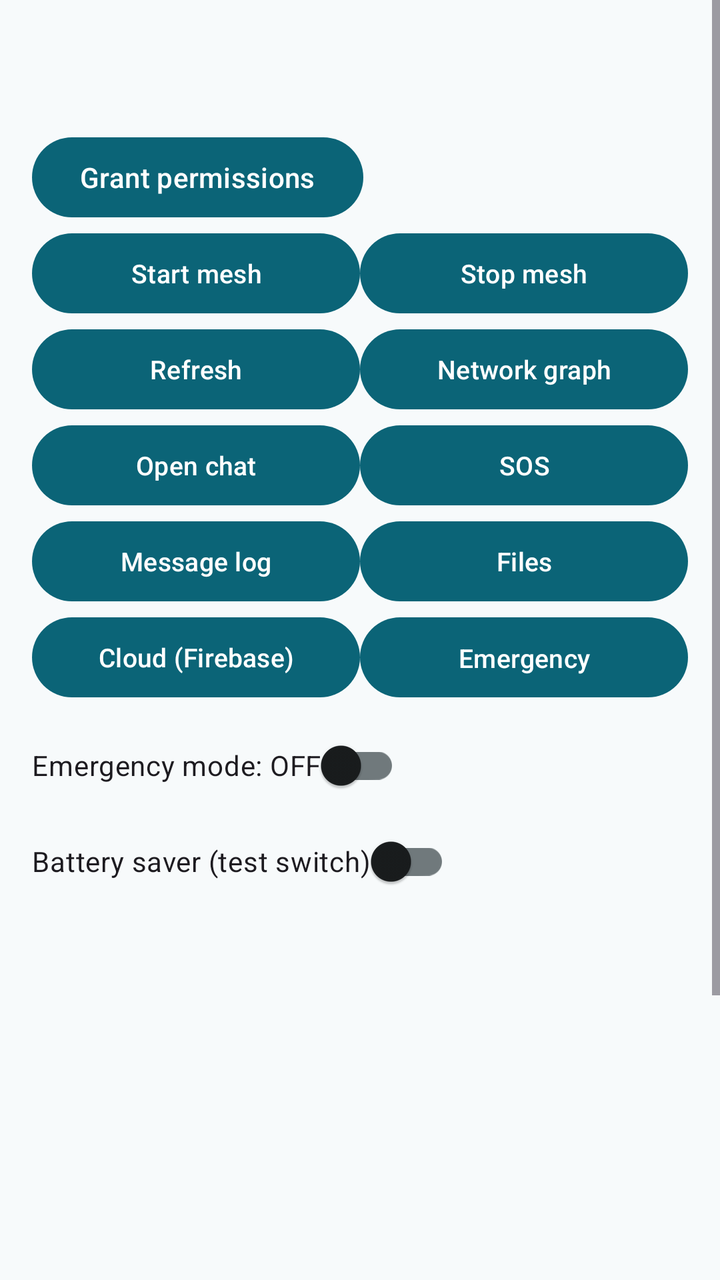
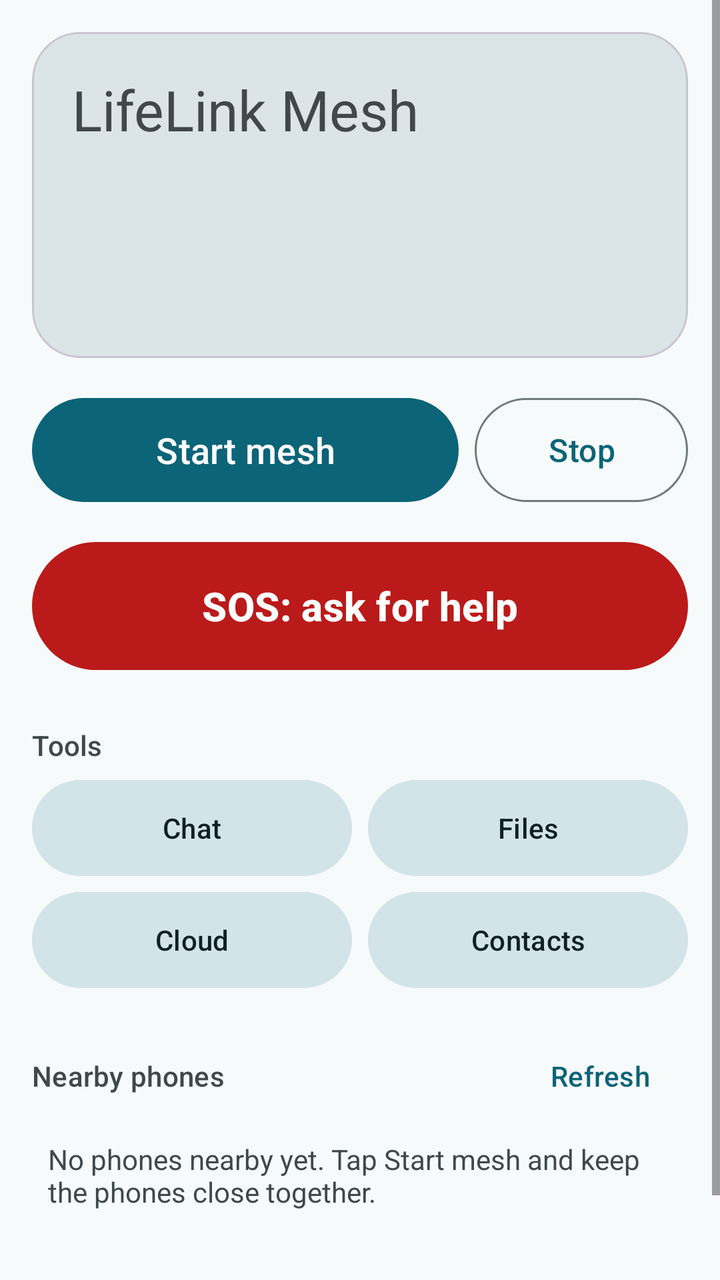

Two renders of the same Android screen: before a commit and after it. Below are the layout's source before the change and the commit's diff.
<!-- AndroidManifest.xml: application theme Theme.LifeLinkMesh -->
<!-- res/layout/activity_main.xml -->
<?xml version="1.0" encoding="utf-8"?>
<ScrollView xmlns:android="http://schemas.android.com/apk/res/android"
    android:layout_width="match_parent"
    android:layout_height="match_parent"
    android:fillViewport="true"
    android:fitsSystemWindows="true">

    <LinearLayout
        android:layout_width="match_parent"
        android:layout_height="wrap_content"
        android:orientation="vertical"
        android:padding="16dp">

        <TextView
            android:id="@+id/txtDevice"
            android:layout_width="wrap_content"
            android:layout_height="wrap_content"
            android:textSize="18sp" />

        <TextView
            android:id="@+id/txtStatus"
            android:layout_width="wrap_content"
            android:layout_height="wrap_content"
            android:layout_marginTop="8dp"
            android:textSize="12sp" />

        <Button
            android:id="@+id/btnGrant"
            android:layout_width="wrap_content"
            android:layout_height="wrap_content"
            android:text="Grant permissions" />

        
        <LinearLayout
            android:layout_width="match_parent"
            android:layout_height="wrap_content"
            android:baselineAligned="false"
            android:orientation="horizontal">

            <Button
                android:id="@+id/btnStart"
                android:layout_width="0dp"
                android:layout_height="wrap_content"
                android:layout_weight="1"
                android:maxLines="1"
                android:text="Start mesh"
                android:textAllCaps="false"
                android:textSize="13sp" />

            <Button
                android:id="@+id/btnStop"
                android:layout_width="0dp"
                android:layout_height="wrap_content"
                android:layout_weight="1"
                android:maxLines="1"
                android:text="Stop mesh"
                android:textAllCaps="false"
                android:textSize="13sp" />
        </LinearLayout>

        
        <LinearLayout
            android:layout_width="match_parent"
            android:layout_height="wrap_content"
            android:baselineAligned="false"
            android:orientation="horizontal">

            <Button
                android:id="@+id/btnRefresh"
                android:layout_width="0dp"
                android:layout_height="wrap_content"
                android:layout_weight="1"
                android:maxLines="1"
                android:text="Refresh"
                android:textAllCaps="false"
                android:textSize="13sp" />

            <Button
                android:id="@+id/btnGraph"
                android:layout_width="0dp"
                android:layout_height="wrap_content"
                android:layout_weight="1"
                android:maxLines="1"
                android:text="Network graph"
                android:textAllCaps="false"
                android:textSize="13sp" />
        </LinearLayout>

        
        <LinearLayout
            android:layout_width="match_parent"
            android:layout_height="wrap_content"
            android:baselineAligned="false"
            android:orientation="horizontal">

            <Button
                android:id="@+id/btnOpenChat"
                android:layout_width="0dp"
                android:layout_height="wrap_content"
                android:layout_weight="1"
                android:maxLines="1"
                android:text="Open chat"
                android:textAllCaps="false"
                android:textSize="13sp" />

            <Button
                android:id="@+id/btnSos"
                android:layout_width="0dp"
                android:layout_height="wrap_content"
                android:layout_weight="1"
                android:maxLines="1"
                android:text="SOS"
                android:textAllCaps="false"
                android:textSize="13sp" />
        </LinearLayout>

        
        <LinearLayout
            android:layout_width="match_parent"
            android:layout_height="wrap_content"
            android:baselineAligned="false"
            android:orientation="horizontal">

            <Button
                android:id="@+id/btnLog"
                android:layout_width="0dp"
                android:layout_height="wrap_content"
                android:layout_weight="1"
                android:maxLines="1"
                android:text="Message log"
                android:textAllCaps="false"
                android:textSize="13sp" />

            <Button
                android:id="@+id/btnFiles"
                android:layout_width="0dp"
                android:layout_height="wrap_content"
                android:layout_weight="1"
                android:maxLines="1"
                android:text="Files"
                android:textAllCaps="false"
                android:textSize="13sp" />
        </LinearLayout>

        
        <LinearLayout
            android:layout_width="match_parent"
            android:layout_height="wrap_content"
            android:baselineAligned="false"
            android:orientation="horizontal">

            <Button
                android:id="@+id/btnCloud"
                android:layout_width="0dp"
                android:layout_height="wrap_content"
                android:layout_weight="1"
                android:maxLines="1"
                android:text="Cloud (Firebase)"
                android:textAllCaps="false"
                android:textSize="13sp" />

            <Button
                android:id="@+id/btnContacts"
                android:layout_width="0dp"
                android:layout_height="wrap_content"
                android:layout_weight="1"
                android:maxLines="1"
                android:text="Emergency contacts"
                android:textAllCaps="false"
                android:textSize="13sp" />
        </LinearLayout>

        <androidx.appcompat.widget.SwitchCompat
            android:id="@+id/switchEmergency"
            android:layout_width="wrap_content"
            android:layout_height="wrap_content"
            android:layout_marginTop="6dp"
            android:text="Emergency mode: OFF" />

        <androidx.appcompat.widget.SwitchCompat
            android:id="@+id/switchSaver"
            android:layout_width="wrap_content"
            android:layout_height="wrap_content"
            android:text="Battery saver (test switch)" />

        <TextView
            android:id="@+id/txtLog"
            android:layout_width="match_parent"
            android:layout_height="wrap_content"
            android:layout_marginTop="8dp"
            android:textSize="12sp" />

        <androidx.recyclerview.widget.RecyclerView
            android:id="@+id/recyclerPeers"
            android:layout_width="match_parent"
            android:layout_height="320dp"
            android:layout_marginTop="8dp" />
    </LinearLayout>
</ScrollView>
<!-- resources referenced by this layout -->
<resources>
  <style name="Theme.LifeLinkMesh" parent="Base.Theme.LifeLinkMesh" />
  <style name="Base.Theme.LifeLinkMesh" parent="Theme.Material3.DayNight.NoActionBar">
          <item name="colorPrimary">@color/md_light_primary</item>
          <item name="colorOnPrimary">@color/md_light_onPrimary</item>
          <item name="colorPrimaryContainer">@color/md_light_primaryContainer</item>
          <item name="colorOnPrimaryContainer">@color/md_light_onPrimaryContainer</item>
          <item name="colorSecondary">@color/md_light_secondary</item>
          <item name="colorOnSecondary">@color/md_light_onSecondary</item>
          <item name="colorSecondaryContainer">@color/md_light_secondaryContainer</item>
          <item name="colorOnSecondaryContainer">@color/md_light_onSecondaryContainer</item>
          <item name="colorError">@color/md_light_error</item>
          <item name="colorOnError">@color/md_light_onError</item>
          <item name="colorErrorContainer">@color/md_light_errorContainer</item>
          <item name="colorOnErrorContainer">@color/md_light_onErrorContainer</item>
          <item name="android:colorBackground">@color/md_light_background</item>
          <item name="colorOnBackground">@color/md_light_onBackground</item>
          <item name="colorSurface">@color/md_light_surface</item>
          <item name="colorOnSurface">@color/md_light_onSurface</item>
          <item name="colorSurfaceVariant">@color/md_light_surfaceVariant</item>
          <item name="colorOnSurfaceVariant">@color/md_light_onSurfaceVariant</item>
          <item name="colorOutline">@color/md_light_outline</item>
      </style>
  <color name="md_light_primary">#0B6477</color>
  <color name="md_light_onPrimary">#FFFFFF</color>
  <color name="md_light_primaryContainer">#BFEAF2</color>
  <color name="md_light_onPrimaryContainer">#00363F</color>
  <color name="md_light_secondary">#4A6267</color>
  <color name="md_light_onSecondary">#FFFFFF</color>
  <color name="md_light_secondaryContainer">#D3E4E9</color>
  <color name="md_light_onSecondaryContainer">#0F1F24</color>
  <color name="md_light_error">#BA1A1A</color>
  <color name="md_light_onError">#FFFFFF</color>
  <color name="md_light_errorContainer">#FFDAD6</color>
  <color name="md_light_onErrorContainer">#410002</color>
  <color name="md_light_background">#F7FAFB</color>
  <color name="md_light_onBackground">#191C1D</color>
  <color name="md_light_surface">#F7FAFB</color>
  <color name="md_light_onSurface">#191C1D</color>
  <color name="md_light_surfaceVariant">#DBE4E7</color>
  <color name="md_light_onSurfaceVariant">#40484B</color>
  <color name="md_light_outline">#70797C</color>
</resources>

<!-- the commit's change to res/layout/activity_main.xml (unified diff, before → after) -->
@@ -1,5 +1,6 @@
 <?xml version="1.0" encoding="utf-8"?>
 <ScrollView xmlns:android="http://schemas.android.com/apk/res/android"
+    xmlns:app="http://schemas.android.com/apk/res-auto"
     android:layout_width="match_parent"
     android:layout_height="match_parent"
     android:fillViewport="true"
@@ -11,29 +12,89 @@
         android:orientation="vertical"
         android:padding="16dp">
 
-        <TextView
-            android:id="@+id/txtDevice"
-            android:layout_width="wrap_content"
-            android:layout_height="wrap_content"
-            android:textSize="18sp" />
-
-        <TextView
-            android:id="@+id/txtStatus"
-            android:layout_width="wrap_content"
-            android:layout_height="wrap_content"
-            android:layout_marginTop="8dp"
-            android:textSize="12sp" />
-
-        <Button
-            android:id="@+id/btnGrant"
-            android:layout_width="wrap_content"
-            android:layout_height="wrap_content"
-            android:text="Grant permissions" />
-
-        
-        <LinearLayout
-            android:layout_width="match_parent"
-            android:layout_height="wrap_content"
+        
+        <com.google.android.material.card.MaterialCardView
+            android:layout_width="match_parent"
+            android:layout_height="wrap_content"
+            app:cardBackgroundColor="?attr/colorSurfaceVariant"
+            app:cardCornerRadius="24dp"
+            app:cardElevation="0dp">
+
+            <LinearLayout
+                android:layout_width="match_parent"
+                android:layout_height="wrap_content"
+                android:orientation="vertical"
+                android:padding="20dp">
+
+                <TextView
+                    android:layout_width="match_parent"
+                    android:layout_height="wrap_content"
+                    android:text="LifeLink Mesh"
+                    android:textAppearance="?attr/textAppearanceHeadlineMedium"
+                    android:textColor="?attr/colorOnSurfaceVariant" />
+
+                
+                <TextView
+                    android:id="@+id/txtStatus"
+                    android:layout_width="match_parent"
+                    android:layout_height="wrap_content"
+                    android:layout_marginTop="4dp"
+                    android:textAppearance="?attr/textAppearanceTitleMedium"
+                    android:textColor="?attr/colorOnSurfaceVariant" />
+
+                
+                <TextView
+                    android:id="@+id/txtDevice"
+                    android:layout_width="match_parent"
+                    android:layout_height="wrap_content"
+                    android:layout_marginTop="12dp"
+                    android:minHeight="48dp"
+                    android:gravity="center_vertical"
+                    android:textColor="?attr/colorOnSurfaceVariant"
+                    android:textSize="14sp" />
+            </LinearLayout>
+        </com.google.android.material.card.MaterialCardView>
+
+        
+        <com.google.android.material.card.MaterialCardView
+            android:id="@+id/cardPermissions"
+            android:layout_width="match_parent"
+            android:layout_height="wrap_content"
+            android:layout_marginTop="12dp"
+            android:visibility="gone"
+            app:cardBackgroundColor="?attr/colorSurfaceVariant"
+            app:cardCornerRadius="16dp"
+            app:cardElevation="0dp">
+
+            <LinearLayout
+                android:layout_width="match_parent"
+                android:layout_height="wrap_content"
+                android:orientation="vertical"
+                android:padding="16dp">
+
+                <TextView
+                    android:layout_width="match_parent"
+                    android:layout_height="wrap_content"
+                    android:text="One step first: LifeLink needs a few permissions to find nearby phones and keep running."
+                    android:textColor="?attr/colorOnSurfaceVariant"
+                    android:textSize="15sp" />
+
+                <Button
+                    android:id="@+id/btnGrant"
+                    android:layout_width="match_parent"
+                    android:layout_height="wrap_content"
+                    android:layout_marginTop="12dp"
+                    android:minHeight="52dp"
+                    android:text="Allow permissions"
+                    android:textAllCaps="false" />
+            </LinearLayout>
+        </com.google.android.material.card.MaterialCardView>
+
+        
+        <LinearLayout
+            android:layout_width="match_parent"
+            android:layout_height="wrap_content"
+            android:layout_marginTop="16dp"
             android:baselineAligned="false"
             android:orientation="horizontal">
 
@@ -41,52 +102,79 @@
                 android:id="@+id/btnStart"
                 android:layout_width="0dp"
                 android:layout_height="wrap_content"
-                android:layout_weight="1"
-                android:maxLines="1"
+                android:layout_marginEnd="4dp"
+                android:layout_weight="2"
+                android:minHeight="60dp"
                 android:text="Start mesh"
                 android:textAllCaps="false"
-                android:textSize="13sp" />
+                android:textSize="18sp" />
 
             <Button
                 android:id="@+id/btnStop"
-                android:layout_width="0dp"
-                android:layout_height="wrap_content"
-                android:layout_weight="1"
-                android:maxLines="1"
-                android:text="Stop mesh"
+                style="@style/Widget.Material3.Button.OutlinedButton"
+                android:layout_width="0dp"
+                android:layout_height="wrap_content"
+                android:layout_marginStart="4dp"
+                android:layout_weight="1"
+                android:minHeight="60dp"
+                android:text="Stop"
                 android:textAllCaps="false"
-                android:textSize="13sp" />
-        </LinearLayout>
-
-        
-        <LinearLayout
-            android:layout_width="match_parent"
-            android:layout_height="wrap_content"
+                android:textSize="16sp" />
+        </LinearLayout>
+
+        
+        <Button
+            android:id="@+id/btnSos"
+            android:layout_width="match_parent"
+            android:layout_height="wrap_content"
+            android:layout_marginTop="12dp"
+            android:minHeight="72dp"
+            android:text="SOS: ask for help"
+            android:textAllCaps="false"
+            android:textColor="?attr/colorOnError"
+            android:textSize="20sp"
+            android:textStyle="bold"
+            app:backgroundTint="?attr/colorError" />
+
+        
+        <TextView
+            android:layout_width="match_parent"
+            android:layout_height="wrap_content"
+            android:layout_marginTop="24dp"
+            android:text="Tools"
+            android:textAppearance="?attr/textAppearanceTitleSmall"
+            android:textColor="?attr/colorOnSurfaceVariant" />
+
+        <LinearLayout
+            android:layout_width="match_parent"
+            android:layout_height="wrap_content"
+            android:layout_marginTop="4dp"
             android:baselineAligned="false"
             android:orientation="horizontal">
 
             <Button
-                android:id="@+id/btnRefresh"
-                android:layout_width="0dp"
-                android:layout_height="wrap_content"
-                android:layout_weight="1"
-                android:maxLines="1"
-                android:text="Refresh"
-                android:textAllCaps="false"
-                android:textSize="13sp" />
-
-            <Button
-                android:id="@+id/btnGraph"
-                android:layout_width="0dp"
-                android:layout_height="wrap_content"
-                android:layout_weight="1"
-                android:maxLines="1"
-                android:text="Network graph"
-                android:textAllCaps="false"
-                android:textSize="13sp" />
-        </LinearLayout>
-
-        
+                android:id="@+id/btnOpenChat"
+                style="@style/Widget.Material3.Button.TonalButton"
+                android:layout_width="0dp"
+                android:layout_height="wrap_content"
+                android:layout_marginEnd="4dp"
+                android:layout_weight="1"
+                android:minHeight="56dp"
+                android:text="Chat"
+                android:textAllCaps="false" />
+
+            <Button
+                android:id="@+id/btnFiles"
+                style="@style/Widget.Material3.Button.TonalButton"
+                android:layout_width="0dp"
+                android:layout_height="wrap_content"
+                android:layout_marginStart="4dp"
+                android:layout_weight="1"
+                android:minHeight="56dp"
+                android:text="Files"
+                android:textAllCaps="false" />
+        </LinearLayout>
+
         <LinearLayout
             android:layout_width="match_parent"
             android:layout_height="wrap_content"
@@ -94,106 +182,157 @@
             android:orientation="horizontal">
 
             <Button
-                android:id="@+id/btnOpenChat"
-                android:layout_width="0dp"
-                android:layout_height="wrap_content"
+                android:id="@+id/btnCloud"
+                style="@style/Widget.Material3.Button.TonalButton"
+                android:layout_width="0dp"
+                android:layout_height="wrap_content"
+                android:layout_marginEnd="4dp"
+                android:layout_weight="1"
+                android:minHeight="56dp"
+                android:text="Cloud"
+                android:textAllCaps="false" />
+
+            <Button
+                android:id="@+id/btnContacts"
+                style="@style/Widget.Material3.Button.TonalButton"
+                android:layout_width="0dp"
+                android:layout_height="wrap_content"
+                android:layout_marginStart="4dp"
                 android:layout_weight="1"
                 android:maxLines="1"
-                android:text="Open chat"
-                android:textAllCaps="false"
-                android:textSize="13sp" />
-
-            <Button
-                android:id="@+id/btnSos"
-                android:layout_width="0dp"
-                android:layout_height="wrap_content"
-                android:layout_weight="1"
-                android:maxLines="1"
-                android:text="SOS"
-                android:textAllCaps="false"
-                android:textSize="13sp" />
-        </LinearLayout>
-
-        
-        <LinearLayout
-            android:layout_width="match_parent"
-            android:layout_height="wrap_content"
-            android:baselineAligned="false"
+                android:minHeight="56dp"
+                android:text="Contacts"
+                android:textAllCaps="false" />
+        </LinearLayout>
+
+        
+        <LinearLayout
+            android:layout_width="match_parent"
+            android:layout_height="wrap_content"
+            android:layout_marginTop="16dp"
+            android:gravity="center_vertical"
             android:orientation="horizontal">
 
-            <Button
-                android:id="@+id/btnLog"
-                android:layout_width="0dp"
-                android:layout_height="wrap_content"
-                android:layout_weight="1"
-                android:maxLines="1"
-                android:text="Message log"
-                android:textAllCaps="false"
-                android:textSize="13sp" />
-
-            <Button
-                android:id="@+id/btnFiles"
-                android:layout_width="0dp"
-                android:layout_height="wrap_content"
-                android:layout_weight="1"
-                android:maxLines="1"
-                android:text="Files"
-                android:textAllCaps="false"
-                android:textSize="13sp" />
-        </LinearLayout>
-
-        
-        <LinearLayout
-            android:layout_width="match_parent"
-            android:layout_height="wrap_content"
-            android:baselineAligned="false"
-            android:orientation="horizontal">
-
-            <Button
-                android:id="@+id/btnCloud"
-                android:layout_width="0dp"
-                android:layout_height="wrap_content"
-                android:layout_weight="1"
-                android:maxLines="1"
-                android:text="Cloud (Firebase)"
-                android:textAllCaps="false"
-                android:textSize="13sp" />
-
-            <Button
-                android:id="@+id/btnContacts"
-                android:layout_width="0dp"
-                android:layout_height="wrap_content"
-                android:layout_weight="1"
-                android:maxLines="1"
-                android:text="Emergency contacts"
-                android:textAllCaps="false"
-                android:textSize="13sp" />
-        </LinearLayout>
-
-        <androidx.appcompat.widget.SwitchCompat
-            android:id="@+id/switchEmergency"
-            android:layout_width="wrap_content"
-            android:layout_height="wrap_content"
-            android:layout_marginTop="6dp"
-            android:text="Emergency mode: OFF" />
-
-        <androidx.appcompat.widget.SwitchCompat
-            android:id="@+id/switchSaver"
-            android:layout_width="wrap_content"
-            android:layout_height="wrap_content"
-            android:text="Battery saver (test switch)" />
-
+            <TextView
+                android:layout_width="0dp"
+                android:layout_height="wrap_content"
+                android:layout_weight="1"
+                android:text="Nearby phones"
+                android:textAppearance="?attr/textAppearanceTitleSmall"
+                android:textColor="?attr/colorOnSurfaceVariant" />
+
+            <Button
+                android:id="@+id/btnRefresh"
+                style="@style/Widget.Material3.Button.TextButton"
+                android:layout_width="wrap_content"
+                android:layout_height="wrap_content"
+                android:minHeight="48dp"
+                android:text="Refresh"
+                android:textAllCaps="false" />
+        </LinearLayout>
+
+        
         <TextView
-            android:id="@+id/txtLog"
-            android:layout_width="match_parent"
-            android:layout_height="wrap_content"
-            android:layout_marginTop="8dp"
-            android:textSize="12sp" />
-
+            android:id="@+id/txtEmpty"
+            android:layout_width="match_parent"
+            android:layout_height="wrap_content"
+            android:padding="8dp"
+            android:text="No phones nearby yet. Tap Start mesh and keep the phones close together."
+            android:textColor="?attr/colorOnSurfaceVariant"
+            android:textSize="14sp" />
+
+        
         <androidx.recyclerview.widget.RecyclerView
             android:id="@+id/recyclerPeers"
             android:layout_width="match_parent"
-            android:layout_height="320dp"
-            android:layout_marginTop="8dp" />
+            android:layout_height="wrap_content"
+            android:nestedScrollingEnabled="false" />
+
+        
+        <Button
+            android:id="@+id/btnMore"
+            style="@style/Widget.Material3.Button.TextButton"
+            android:layout_width="wrap_content"
+            android:layout_height="wrap_content"
+            android:layout_marginTop="8dp"
+            android:text="More options"
+            android:textAllCaps="false" />
+
+        <LinearLayout
+            android:id="@+id/layoutMore"
+            android:layout_width="match_parent"
+            android:layout_height="wrap_content"
+            android:orientation="vertical"
+            android:visibility="gone">
+
+            <LinearLayout
+                android:layout_width="match_parent"
+                android:layout_height="wrap_content"
+                android:baselineAligned="false"
+                android:orientation="horizontal">
+
+                <Button
+                    android:id="@+id/btnGraph"
+                    style="@style/Widget.Material3.Button.OutlinedButton"
+                    android:layout_width="0dp"
+                    android:layout_height="wrap_content"
+                    android:layout_marginEnd="4dp"
+                    android:layout_weight="1"
+                    android:maxLines="1"
+                    android:minHeight="52dp"
+                    android:text="Network graph"
+                    android:textAllCaps="false" />
+
+                <Button
+                    android:id="@+id/btnLog"
+                    style="@style/Widget.Material3.Button.OutlinedButton"
+                    android:layout_width="0dp"
+                    android:layout_height="wrap_content"
+                    android:layout_marginStart="4dp"
+                    android:layout_weight="1"
+                    android:maxLines="1"
+                    android:minHeight="52dp"
+                    android:text="Message log"
+                    android:textAllCaps="false" />
+            </LinearLayout>
+
+            <androidx.appcompat.widget.SwitchCompat
+                android:id="@+id/switchEmergency"
+                android:layout_width="match_parent"
+                android:layout_height="wrap_content"
+                android:layout_marginTop="8dp"
+                android:minHeight="48dp"
+                android:text="Emergency mode: OFF" />
+
+            <androidx.appcompat.widget.SwitchCompat
+                android:id="@+id/switchSaver"
+                android:layout_width="match_parent"
+                android:layout_height="wrap_content"
+                android:minHeight="48dp"
+                android:text="Battery saver (test switch)" />
+
+            <TextView
+                android:layout_width="match_parent"
+                android:layout_height="wrap_content"
+                android:layout_marginTop="12dp"
+                android:text="About this phone"
+                android:textAppearance="?attr/textAppearanceTitleSmall"
+                android:textColor="?attr/colorOnSurfaceVariant" />
+
+            
+            <TextView
+                android:id="@+id/txtAbout"
+                android:layout_width="match_parent"
+                android:layout_height="wrap_content"
+                android:layout_marginTop="4dp"
+                android:textSize="12sp" />
+
+            <TextView
+                android:id="@+id/txtLog"
+                android:layout_width="match_parent"
+                android:layout_height="wrap_content"
+                android:layout_marginTop="8dp"
+                android:textSize="12sp" />
+        </LinearLayout>
     </LinearLayout>
 </ScrollView>
